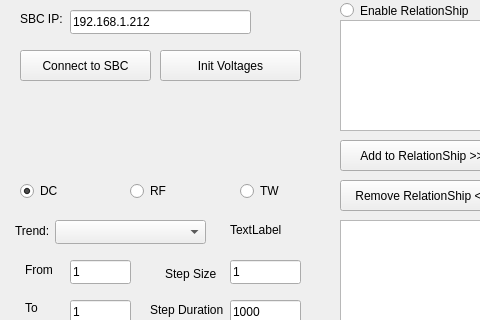
Old version of the form autotrend.ui in the repository MOBILionSystems/MIPS-app-MOBILion; both pictures show x 0 to 480 and y 0 to 320 of the 700 by 500 pixel window.
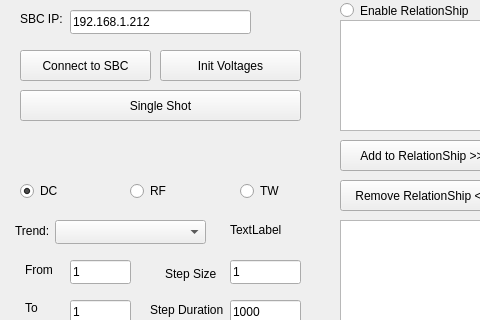
New version of the form.

Commit message: Single shot button added

Diff of the .ui file:
```diff
--- a/autotrend.ui
+++ b/autotrend.ui
@@ -442,6 +442,19 @@
     <string>1</string>
    </property>
   </widget>
+  <widget class="QPushButton" name="singleShotButton">
+   <property name="geometry">
+    <rect>
+     <x>20</x>
+     <y>90</y>
+     <width>281</width>
+     <height>31</height>
+    </rect>
+   </property>
+   <property name="text">
+    <string>Single Shot</string>
+   </property>
+  </widget>
  </widget>
  <resources/>
  <connections/>
```
The commit also changes 2 other files.
